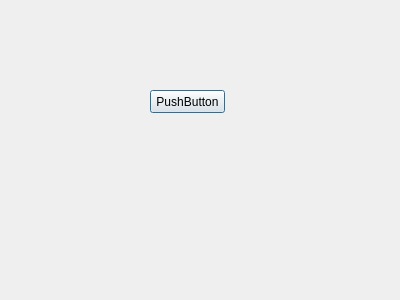
This is Emoji_Qt/view/filepart.ui in feint123/Emoji as Qt 5 draws it before an edit. The edited form follows.
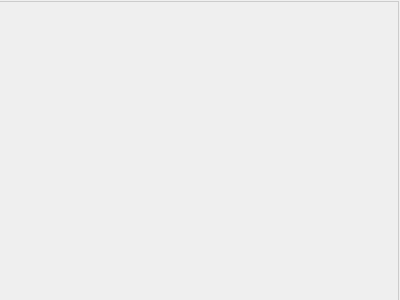
This is the edited form.

Diff of the .ui file:
```diff
--- a/Emoji_Qt/view/filepart.ui
+++ b/Emoji_Qt/view/filepart.ui
@@ -13,19 +13,38 @@
   <property name="windowTitle">
    <string>Dialog</string>
   </property>
-  <widget class="QPushButton" name="pushButton">
-   <property name="geometry">
-    <rect>
-     <x>150</x>
-     <y>90</y>
-     <width>75</width>
-     <height>23</height>
-    </rect>
+  <property name="styleSheet">
+   <string notr="true"/>
+  </property>
+  <layout class="QHBoxLayout" name="horizontalLayout">
+   <property name="leftMargin">
+    <number>0</number>
    </property>
-   <property name="text">
-    <string>PushButton</string>
+   <property name="topMargin">
+    <number>1</number>
    </property>
-  </widget>
+   <property name="rightMargin">
+    <number>1</number>
+   </property>
+   <property name="bottomMargin">
+    <number>0</number>
+   </property>
+   <item>
+    <widget class="QFrame" name="frame">
+     <property name="styleSheet">
+      <string notr="true">border:none;
+border-top:1px solid #ccc;
+border-right:1px solid #ccc;</string>
+     </property>
+     <property name="frameShape">
+      <enum>QFrame::StyledPanel</enum>
+     </property>
+     <property name="frameShadow">
+      <enum>QFrame::Raised</enum>
+     </property>
+    </widget>
+   </item>
+  </layout>
  </widget>
  <resources/>
  <connections/>
```
